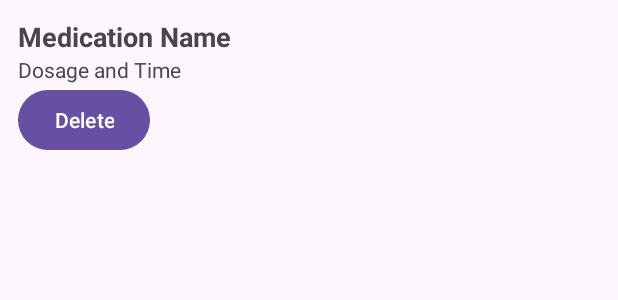
After one commit to S00201014-ATU/MediTrack, an Android app: the layout item_medication.xml on its own in the app's theme, with its tools: preview values and no code run, on a phone screen of 412 x 824 dp. The commit adds this screen. Shown: the top 300 px of the screen. Run offline under Robolectric (Android 15) with nearby library versions, the phone set to English and light mode, and no system bars.

Commit message:
Add delete button to remove medications and cancel their reminders

```diff
--- a/app/src/main/java/com/example/meditrack/MedicationDao.java
+++ b/app/src/main/java/com/example/meditrack/MedicationDao.java
@@ -11,9 +11,12 @@ public interface MedicationDao {
 
     // Add a new medication
     @Insert
-    void insert(Medication medication);
+    long insert(Medication medication);
 
     // Get all medications
     @Query("SELECT * FROM Medication")
     List<Medication> getAll();
+
+    @Query("DELETE FROM Medication WHERE id = :medId")
+    void deleteById(int medId);
 }
--- /dev/null
+++ b/app/src/main/res/layout/item_medication.xml
@@ -0,0 +1,27 @@
+<LinearLayout xmlns:android="http://schemas.android.com/apk/res/android"
+    android:layout_width="match_parent"
+    android:layout_height="wrap_content"
+    android:orientation="vertical"
+    android:padding="12dp">
+
+    <TextView
+        android:id="@+id/txtMedName"
+        android:layout_width="wrap_content"
+        android:layout_height="wrap_content"
+        android:text="Medication Name"
+        android:textStyle="bold"
+        android:textSize="18sp" />
+
+    <TextView
+        android:id="@+id/txtMedDetails"
+        android:layout_width="wrap_content"
+        android:layout_height="wrap_content"
+        android:text="Dosage and Time" />
+
+    <Button
+        android:id="@+id/btnDelete"
+        android:layout_width="wrap_content"
+        android:layout_height="wrap_content"
+        android:text="Delete" />
+
+</LinearLayout>
```
Also changed, not shown: app/src/main/java/com/example/meditrack/AddMedicationActivity.java (+4 -3 lines), app/src/main/java/com/example/meditrack/MainActivity.java (+10 -13 lines), app/src/main/java/com/example/meditrack/MedicationAdapter.java (+64 -7 lines).
